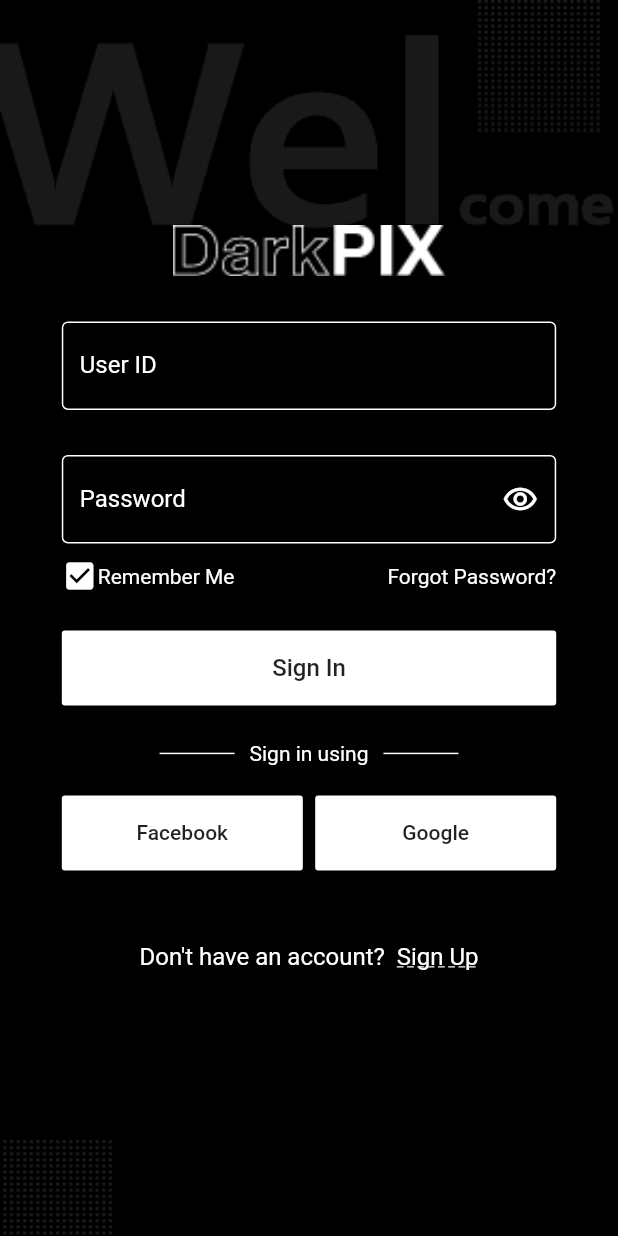
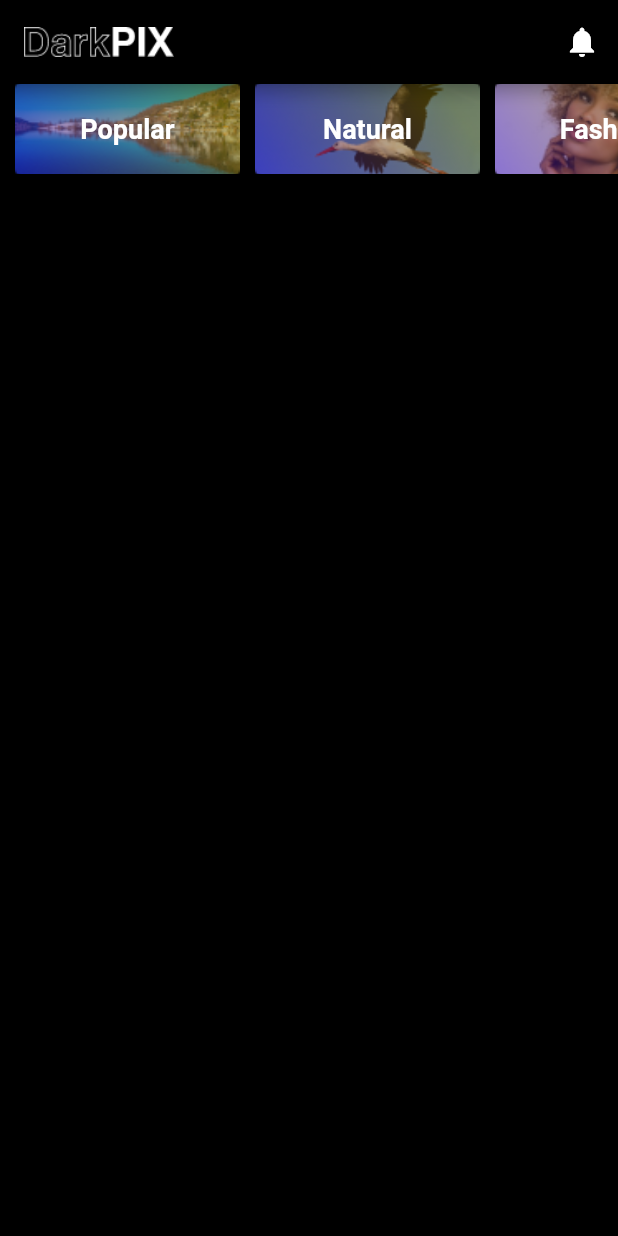
Before and after one commit to bluesky93128/darkPix_flutter, a Flutter app: the SignInScreen screen opened directly, after a tap on "Sign In", on a phone screen of 412 x 824 dp. Run offline on Flutter 3.47's test engine with Material 2 defaults, Android fonts, the phone set to English and light mode, and no system bars; our stand-ins replace outline_material_icons, splashscreen.

```diff
--- a/lib/authentication/signin.dart
+++ b/lib/authentication/signin.dart
@@ -2,6 +2,7 @@ import 'package:flutter/material.dart';
 import 'package:outline_material_icons/outline_material_icons.dart';
 import 'package:darkPix/authentication/signup.dart';
 import 'package:darkPix/authentication/forgotpassword.dart';
+import 'package:darkPix/dashboard/dashboard.dart';
 
 class SignInScreen extends StatefulWidget {
   @override
@@ -180,7 +181,14 @@ class _SignInScreenState extends State<SignInScreen> {
         height: 50,
         child: RaisedButton(
           color: Colors.white,
-          onPressed: () {},
+          onPressed: () {
+            Navigator.of(context).pushReplacement(
+              PageRouteBuilder(
+                pageBuilder: (context, animation, secondaryAnimation) =>
+                    Dashboard(),
+              ),
+            );
+          },
           child: Text(
             'Sign In',
             style: TextStyle(fontSize: 16),
--- /dev/null
+++ b/lib/dashboard/dashboard.dart
@@ -0,0 +1,96 @@
+import 'package:flutter/material.dart';
+
+class Dashboard extends StatefulWidget {
+  @override
+  _DashboardState createState() => _DashboardState();
+}
+
+class _DashboardState extends State<Dashboard> {
+  @override
+  Widget build(BuildContext context) {
+    // TODO: implement build
+    return Scaffold(
+      backgroundColor: Colors.black,
+      appBar: AppBar(
+        backgroundColor: Colors.black,
+        title: SizedBox(
+          width: 100,
+          height: 20,
+          child: Image.asset(
+            'lib/assets/img/logo.png',
+            fit: BoxFit.fill,
+          ),
+        ),
+        actions: <Widget>[
+          IconButton(icon: Icon(Icons.notifications), onPressed: () {}),
+        ],
+        automaticallyImplyLeading: false,
+      ),
+      body: Container(
+        child: Column(
+          children: <Widget>[
+            Container(
+              height: 60,
+              child: ListView(
+                scrollDirection: Axis.horizontal,
+                children: <Widget>[
+                  _categoryItem('popular'),
+                  _categoryItem('natural'),
+                  _categoryItem('fashion'),
+                ],
+              ),
+            ),
+          ],
+        ),
+      ),
+    );
+  }
+
+  _categoryItem(String asset) {
+    return Padding(
+      padding: EdgeInsets.only(left: 10),
+      child: Stack(
+        children: <Widget>[
+          Container(
+            width: 150,
+            decoration: BoxDecoration(
+              // color: const Color(0xff7c94b6),
+              image: new DecorationImage(
+                fit: BoxFit.cover,
+                image: new AssetImage('lib/assets/img/cart-' + asset + '.png'),
+              ),
+            ),
+            // child: Image.asset(asset),
+          ),
+          Container(
+            width: 150,
+            decoration: BoxDecoration(
+              // color: const Color(0xff7c94b6),
+              image: new DecorationImage(
+                fit: BoxFit.cover,
+                colorFilter: ColorFilter.mode(
+                    Colors.black.withOpacity(0.5), BlendMode.dstATop),
+                image: new AssetImage(
+                  'lib/assets/img/cart-overlay.png',
+                ),
+              ),
+            ),
+          ),
+          Container(
+            width: 150,
+            child: Center(
+              child: Text(
+                asset[0].toUpperCase() + asset.substring(1),
+                style: TextStyle(
+                    color: Colors.white,
+                    fontSize: 18,
+                    fontWeight: FontWeight.bold),
+                textAlign: TextAlign.center,
+              ),
+            ),
+          ),
+        ],
+      ),
+    );
+  }
+}
```
Also changed, not shown: lib/assets/img/cart-fashion.png (added), lib/assets/img/cart-natural.png (added), lib/assets/img/cart-overlay.png (added), lib/assets/img/cart-popular.png (added).
